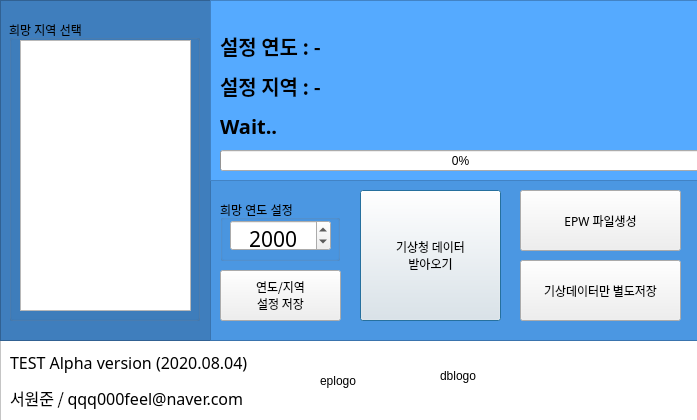
The window that uitest.ui (wkim300/wjx2_kma_weather_crawler) describes before a commit, drawn with Qt 5.
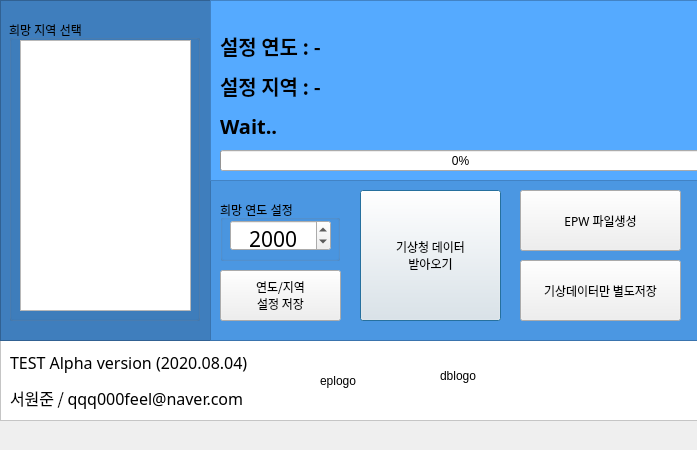
The same window after the commit. Icons and pictures are not drawn.

Diff of the .ui file:
```diff
--- a/uitest.ui
+++ b/uitest.ui
@@ -10,7 +10,7 @@
     <x>0</x>
     <y>0</y>
     <width>697</width>
-    <height>420</height>
+    <height>450</height>
    </rect>
   </property>
   <property name="sizePolicy">
```
